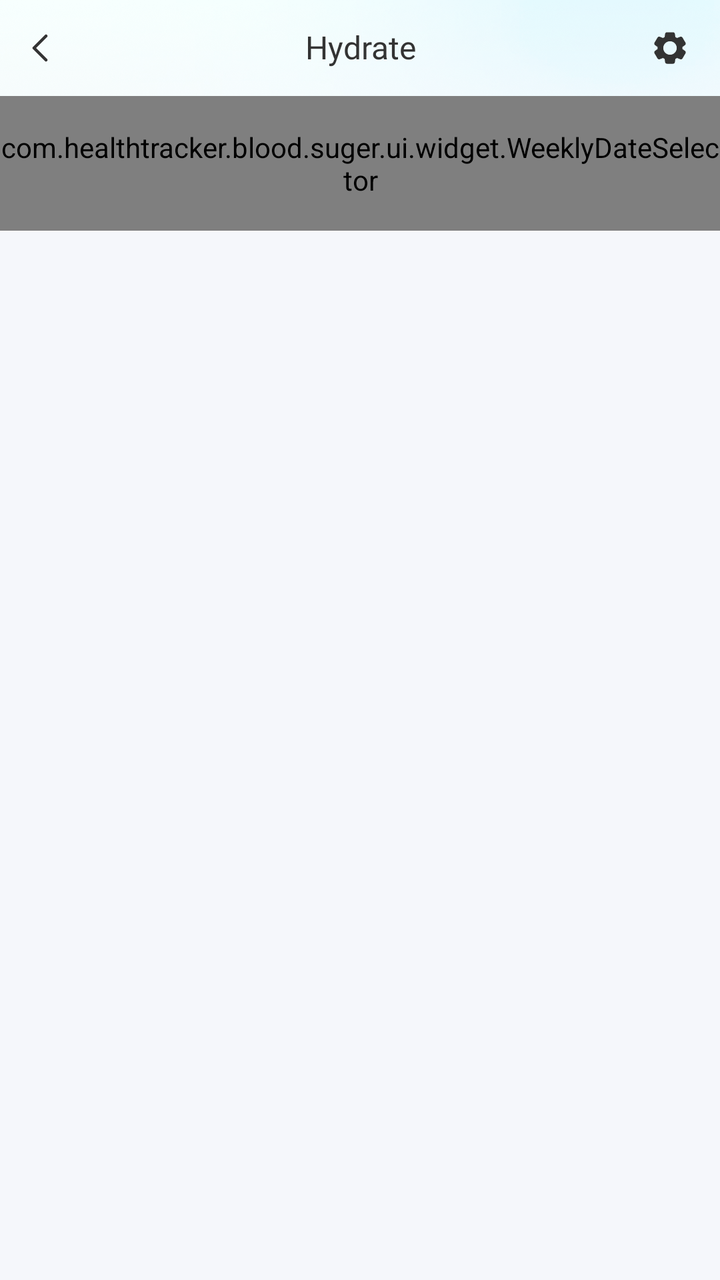
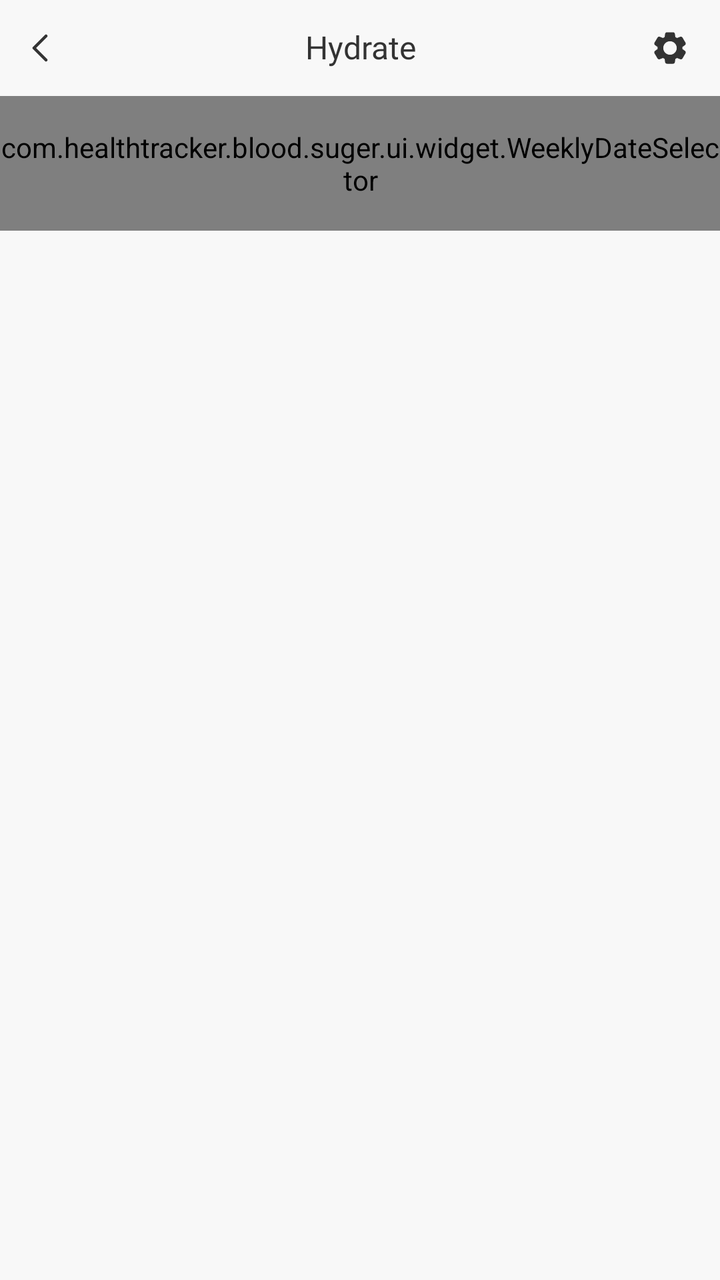

The first picture is an Android layout as it rendered before a commit; the second is the same layout after the commit. The layout source and the unified diff follow.
<!-- AndroidManifest.xml: application theme AppTheme -->
<!-- res/layout/activity_hydrate.xml -->
<?xml version="1.0" encoding="utf-8"?>
<androidx.constraintlayout.widget.ConstraintLayout xmlns:android="http://schemas.android.com/apk/res/android"
    xmlns:app="http://schemas.android.com/apk/res-auto"
    android:layout_width="match_parent"
    android:layout_height="match_parent"
    xmlns:tools="http://schemas.android.com/tools"
    android:background="#f5f7fb"
    android:clipToPadding="false">

    <View
        android:layout_width="match_parent"
        android:layout_height="0dp"
        android:background="@mipmap/ic_hydrate_bg"
        app:layout_constraintTop_toTopOf="parent"
        app:layout_constraintBottom_toBottomOf="@id/weeklyDateSelector"/>

    <androidx.constraintlayout.widget.ConstraintLayout
        android:id="@+id/action_bar"
        android:layout_width="match_parent"
        android:layout_height="@dimen/actionBarSize"
        android:gravity="center_vertical"
        app:layout_constraintEnd_toEndOf="parent"
        app:layout_constraintStart_toStartOf="parent"
        app:layout_constraintTop_toTopOf="parent">

        <androidx.appcompat.widget.AppCompatImageView
            android:id="@+id/btn_back"
            android:layout_width="wrap_content"
            android:layout_height="match_parent"
            android:background="?android:attr/selectableItemBackgroundBorderless"
            android:paddingStart="@dimen/dp_16"
            android:paddingEnd="@dimen/dp_4"
            android:scaleType="center"
            app:layout_constraintBottom_toBottomOf="parent"
            app:layout_constraintStart_toStartOf="parent"
            app:layout_constraintTop_toTopOf="parent"
            app:srcCompat="@drawable/ic_back" />


        <androidx.appcompat.widget.AppCompatTextView
            android:id="@+id/tv_title"
            style="@style/TextViewFont_RobotoBold"
            android:layout_width="0dp"
            android:layout_height="wrap_content"
            android:gravity="center"
            android:includeFontPadding="false"
            android:paddingStart="@dimen/dp_44"
            android:paddingEnd="@dimen/dp_44"
            android:text="@string/hydrate"
            android:textColor="@color/t1"
            android:textSize="@dimen/sp_16"
            app:layout_constraintBottom_toBottomOf="parent"
            app:layout_constraintEnd_toEndOf="parent"
            app:layout_constraintStart_toStartOf="parent"
            app:layout_constraintTop_toTopOf="parent" />

        <androidx.appcompat.widget.AppCompatImageView
            android:id="@+id/iv_setting"
            android:layout_width="@dimen/dp_40"
            android:layout_height="@dimen/dp_40"
            android:layout_marginEnd="@dimen/dp_5"
            android:background="?android:attr/selectableItemBackgroundBorderless"
            android:scaleType="center"
            app:layout_constraintBottom_toBottomOf="parent"
            app:layout_constraintEnd_toEndOf="parent"
            app:layout_constraintTop_toTopOf="parent"
            app:srcCompat="@drawable/ic_setting" />

    </androidx.constraintlayout.widget.ConstraintLayout>

    <com.healthtracker.blood.suger.ui.widget.WeeklyDateSelector
        android:id="@+id/weeklyDateSelector"
        android:layout_width="match_parent"
        android:layout_height="wrap_content"
        android:paddingVertical="@dimen/dp_16"
        app:backgroundCornerRadius="@dimen/dp_21"
        app:customWeekdayNames="@array/week_simple"
        app:horizontalPadding="@dimen/dp_10"
        app:layout_constraintEnd_toEndOf="parent"
        app:layout_constraintStart_toStartOf="parent"
        app:layout_constraintTop_toBottomOf="@id/action_bar"
        app:nextWeeksCount="5001"
        app:previousWeeksCount="5001"
        app:weekStartOnMonday="false"
        app:dayNumberNormalBackground="@drawable/bg_week_day_white"/>

    <androidx.recyclerview.widget.RecyclerView
        android:id="@+id/rcyHydrate"
        android:layout_width="match_parent"
        android:layout_height="0dp"
        app:layout_constraintTop_toBottomOf="@id/weeklyDateSelector"
        app:layout_constraintBottom_toBottomOf="parent"
        app:layout_constraintStart_toStartOf="parent"
        app:layout_constraintEnd_toEndOf="parent"/>

    <FrameLayout
        android:id="@+id/loadingOverlay"
        android:layout_width="match_parent"
        android:layout_height="match_parent"
        android:visibility="gone"
        android:background="#80000000"
        android:fitsSystemWindows="false"
        android:clickable="true"
        app:layout_constraintTop_toTopOf="parent"
        app:layout_constraintBottom_toBottomOf="parent"
        app:layout_constraintStart_toStartOf="parent"
        app:layout_constraintEnd_toEndOf="parent">

        <com.airbnb.lottie.LottieAnimationView
            android:id="@+id/lottieHydrateLoading"
            android:layout_width="@dimen/dp_84"
            android:layout_height="@dimen/dp_94"
            android:layout_gravity="center"
            app:lottie_fileName="hydrate_loading/data.json"
            app:lottie_imageAssetsFolder="hydrate_loading/images"
            app:lottie_autoPlay="true"
            app:lottie_loop="true"/>

    </FrameLayout>

</androidx.constraintlayout.widget.ConstraintLayout>
<!-- resources referenced by this layout -->
<resources>
  <array name="week_simple">
          <item>Sun</item>
          <item>Mon</item>
          <item>Tue</item>
          <item>Wed</item>
          <item>Thu</item>
          <item>Fri</item>
          <item>Sat</item>
      </array>
  <color name="t1">#333333</color>
  <dimen name="actionBarSize">@dimen/dp_48</dimen>
  <dimen name="dp_10">10dp</dimen>
  <dimen name="dp_16">16dp</dimen>
  <dimen name="dp_21">21dp</dimen>
  <dimen name="dp_4">4dp</dimen>
  <dimen name="dp_40">40dp</dimen>
  <dimen name="dp_44">44dp</dimen>
  <dimen name="dp_5">5dp</dimen>
  <dimen name="dp_84">84dp</dimen>
  <dimen name="dp_94">94dp</dimen>
  <dimen name="sp_16">16sp</dimen>
  <!-- drawable bg_week_day_white (drawable) -->
  <?xml version="1.0" encoding="utf-8"?>
  <shape xmlns:android="http://schemas.android.com/apk/res/android"
      android:shape="oval">
      <solid android:color="@color/white"/>
  </shape>
  <!-- drawable ic_back (drawable) -->
  <vector xmlns:android="http://schemas.android.com/apk/res/android"
      android:width="24dp"
      android:height="24dp"
      android:viewportWidth="24"
      android:viewportHeight="24">
    <path
        android:pathData="M7,18L1,12L7,6"
        android:strokeLineJoin="round"
        android:strokeWidth="1.5"
        android:fillColor="#00000000"
        android:strokeColor="#333333"
        android:strokeLineCap="round"/>
  </vector>
  <!-- mipmap ic_hydrate_bg: png bitmap (mipmap-xxhdpi, 441067 bytes) -->
  <string name="hydrate">Hydrate</string>
  <style name="TextViewFont_RobotoBold">
          <item name="android:fontFamily">@font/roboto_bold</item>
          <item name="fontFamily">@font/roboto_bold</item>
      </style>
  <style name="AppTheme" parent="@style/Theme.MaterialComponents.Light.NoActionBar">
          <item name="colorAccent">@color/colorAccent</item>
          <item name="colorControlHighlight">@color/color_tap_ripple</item>
          <item name="colorPrimary">@color/colorPrimary</item>
          <item name="colorPrimaryDark">@color/colorPrimaryDark</item>
          <item name="toolbarNavigationButtonStyle">@style/toolbar_nav_button</item>
          <item name="windowActionBar">false</item>
          <item name="windowNoTitle">true</item>
          <item name="android:windowBackground">@color/bg_window</item>
  
      </style>
  <dimen name="dp_48">48dp</dimen>
  <color name="white">#FFFFFF</color>
  <color name="colorAccent">@color/c5</color>
  <color name="color_tap_ripple">@color/transparent10</color>
  <color name="colorPrimary">@color/c1</color>
  <color name="colorPrimaryDark">@color/c1</color>
  <style name="toolbar_nav_button" parent="@style/Widget.AppCompat.Toolbar.Button.Navigation">
          <item name="android:paddingLeft">@dimen/nav_button_margin</item>
          <item name="android:paddingRight">@dimen/nav_button_margin</item>
          <item name="android:minWidth">56dp</item>
      </style>
  <color name="bg_window">#f8f8f8</color>
  <color name="c5">#02BC77</color>
  <color name="transparent10">#1A000000</color>
  <color name="c1">@color/white</color>
  <dimen name="nav_button_margin">@dimen/dp_16</dimen>
  <!-- unchanged entries left out for length: 1 -->
</resources>

<!-- the commit's change to res/layout/activity_hydrate.xml (unified diff, before → after) -->
@@ -4,13 +4,11 @@
     android:layout_width="match_parent"
     android:layout_height="match_parent"
     xmlns:tools="http://schemas.android.com/tools"
-    android:background="#f5f7fb"
     android:clipToPadding="false">
 
     <View
         android:layout_width="match_parent"
         android:layout_height="0dp"
-        android:background="@mipmap/ic_hydrate_bg"
         app:layout_constraintTop_toTopOf="parent"
         app:layout_constraintBottom_toBottomOf="@id/weeklyDateSelector"/>
 
<!-- resource entries referenced after the edit -->
@@ -41,7 +41,6 @@
         android:strokeColor="#333333"
         android:strokeLineCap="round"/>
   </vector>
-  <!-- mipmap ic_hydrate_bg: png bitmap (mipmap-xxhdpi, 441067 bytes) -->
   <string name="hydrate">Hydrate</string>
   <style name="TextViewFont_RobotoBold">
           <item name="android:fontFamily">@font/roboto_bold</item>
